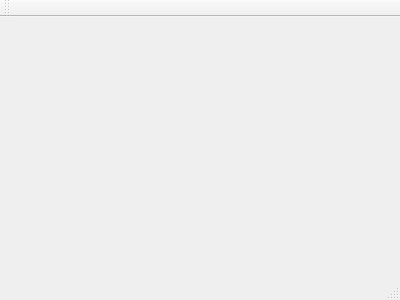
This is mainwindow.ui in aafifi91/VocabularyTrainer as Qt 5 draws it before an edit. The edited form follows.
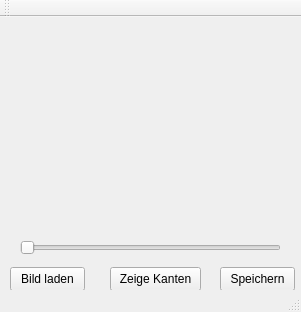
This is the edited form.

```diff
--- a/mainwindow.ui
+++ b/mainwindow.ui
@@ -1,24 +1,101 @@
 <ui version="4.0">
  <class>MainWindow</class>
- <widget class="QMainWindow" name="MainWindow" >
-  <property name="geometry" >
+ <widget class="QMainWindow" name="MainWindow">
+  <property name="geometry">
    <rect>
     <x>0</x>
     <y>0</y>
-    <width>400</width>
-    <height>300</height>
+    <width>301</width>
+    <height>312</height>
    </rect>
   </property>
   <property name="windowTitle" >
    <string>MainWindow</string>
   </property>
-  <widget class="QMenuBar" name="menuBar" />
-  <widget class="QToolBar" name="mainToolBar" />
-  <widget class="QWidget" name="centralWidget" />
-  <widget class="QStatusBar" name="statusBar" />
+  <widget class="QWidget" name="centralWidget">
+   <widget class="QPushButton" name="loadButton">
+    <property name="geometry">
+     <rect>
+      <x>10</x>
+      <y>250</y>
+      <width>75</width>
+      <height>24</height>
+     </rect>
+    </property>
+    <property name="text">
+     <string>Bild laden</string>
+    </property>
+   </widget>
+   <widget class="QPushButton" name="edgeButton">
+    <property name="geometry">
+     <rect>
+      <x>110</x>
+      <y>250</y>
+      <width>91</width>
+      <height>24</height>
+     </rect>
+    </property>
+    <property name="text">
+     <string>Zeige Kanten</string>
+    </property>
+   </widget>
+   <widget class="QPushButton" name="saveButton">
+    <property name="geometry">
+     <rect>
+      <x>220</x>
+      <y>250</y>
+      <width>75</width>
+      <height>24</height>
+     </rect>
+    </property>
+    <property name="text">
+     <string>Speichern</string>
+    </property>
+   </widget>
+   <widget class="QSlider" name="cannyThresholdSlider">
+    <property name="geometry">
+     <rect>
+      <x>20</x>
+      <y>220</y>
+      <width>261</width>
+      <height>22</height>
+     </rect>
+    </property>
+    <property name="minimum">
+     <number>1</number>
+    </property>
+    <property name="maximum">
+     <number>100</number>
+    </property>
+    <property name="orientation">
+     <enum>Qt::Horizontal</enum>
+    </property>
+   </widget>
+   <widget class="QLabel" name="imgViewLabel">
+    <property name="geometry">
+     <rect>
+      <x>8</x>
+      <y>7</y>
+      <width>281</width>
+      <height>211</height>
+     </rect>
+    </property>
+    <property name="text">
+     <string/>
+    </property>
+   </widget>
+  </widget>
+  <widget class="QToolBar" name="mainToolBar">
+   <attribute name="toolBarArea">
+    <enum>TopToolBarArea</enum>
+   </attribute>
+   <attribute name="toolBarBreak">
+    <bool>false</bool>
+   </attribute>
+  </widget>
+  <widget class="QStatusBar" name="statusBar"/>
  </widget>
- <layoutDefault spacing="6" margin="11" />
- <pixmapfunction></pixmapfunction>
+ <layoutdefault spacing="6" margin="11"/>
  <resources/>
  <connections/>
 </ui>
```
Left out of the diff: 3 changed lines with no effect on the pictures.
